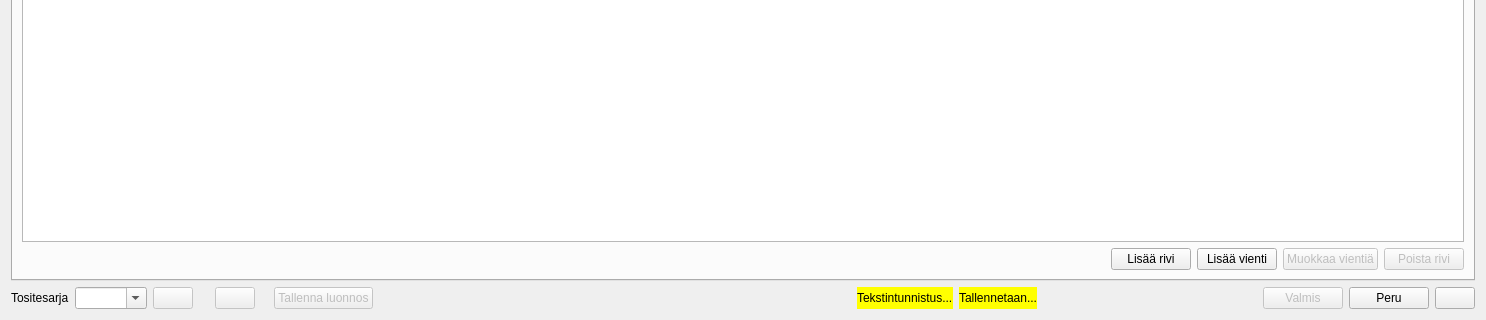
Above: kitsas/kirjaus/kirjaus.ui from artoh/kitupiikki before the change; both pictures show x 0 to 1486 and y 371 to 691 of the 1486 by 691 pixel window. Below: the same form after it.
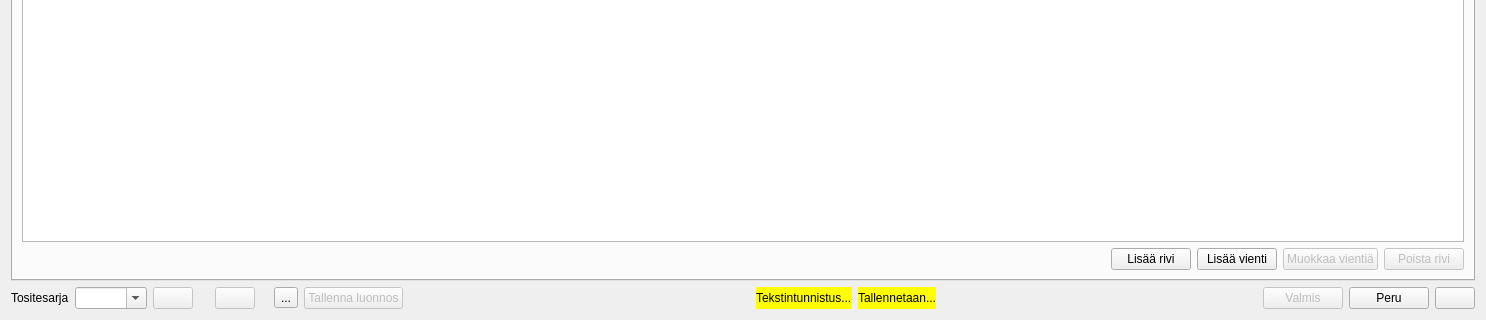
That is the form after the change. Icons and pictures are not drawn. Custom widgets are drawn as their Qt base class.

Commit message: Huomiomerkki pikanäppylällä

What changed in the file:
```diff
--- a/kitsas/kirjaus/kirjaus.ui
+++ b/kitsas/kirjaus/kirjaus.ui
@@ -455,6 +455,27 @@
        </property>
       </widget>
      </item>
+     <item>
+      <widget class="QToolButton" name="huomioMerkki">
+       <property name="toolTip">
+        <string>Asettaa huomiomerkin</string>
+       </property>
+       <property name="text">
+        <string>...</string>
+       </property>
+       <property name="icon">
+        <iconset resource="../pic/pic.qrc">
+         <normaloff>:/pic/harmaahuomio.png</normaloff>
+         <normalon>:/pic/huomio.png</normalon>:/pic/harmaahuomio.png</iconset>
+       </property>
+       <property name="shortcut">
+        <string>Ctrl+H</string>
+       </property>
+       <property name="checkable">
+        <bool>true</bool>
+       </property>
+      </widget>
+     </item>
      <item>
       <widget class="QPushButton" name="tallennaButton">
        <property name="enabled">
@@ -478,29 +499,6 @@
        </property>
       </widget>
      </item>
-     <item>
-      <spacer name="horizontalSpacer_5">
-       <property name="orientation">
-        <enum>Qt::Horizontal</enum>
-       </property>
-       <property name="sizeHint" stdset="0">
-        <size>
-         <width>40</width>
-         <height>20</height>
-        </size>
-       </property>
-      </spacer>
-     </item>
-     <item>
-      <widget class="QLabel" name="huomioMerkki">
-       <property name="text">
-        <string/>
-       </property>
-       <property name="pixmap">
-        <pixmap resource="../pic/pic.qrc">:/pic/huomio.png</pixmap>
-       </property>
-      </widget>
-     </item>
      <item>
       <spacer name="horizontalSpacer_4">
        <property name="orientation">
```
The commit also changes 2 other files.
